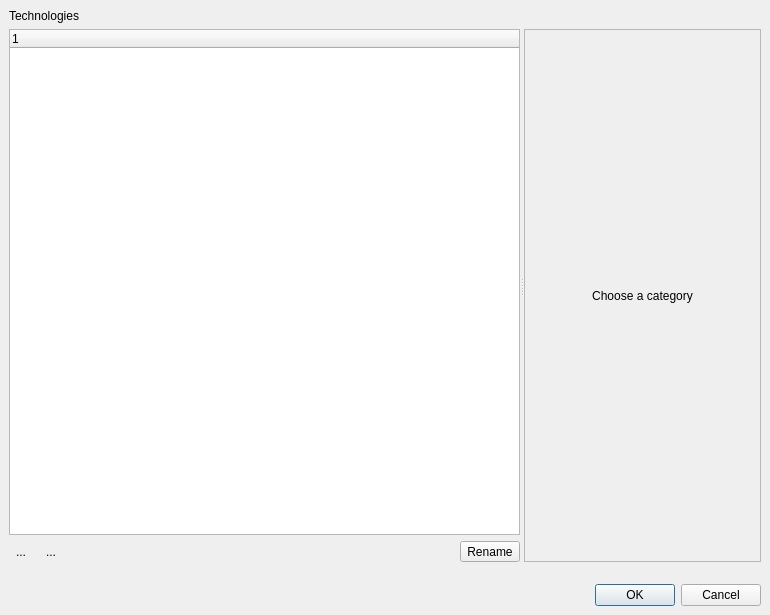
Qt form src/lay/lay/TechSetupDialog.ui (KLayout/klayout) before a commit.
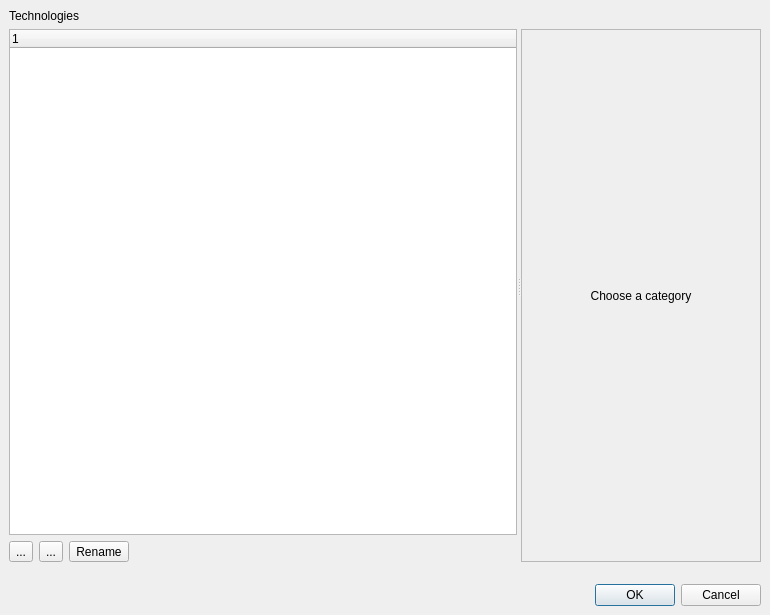
The same form after that commit. Icons and pictures are not drawn.

```diff
--- a/src/lay/lay/TechSetupDialog.ui
+++ b/src/lay/lay/TechSetupDialog.ui
@@ -116,7 +116,7 @@
               <normaloff>:/add_16px.png</normaloff>:/add_16px.png</iconset>
             </property>
             <property name="autoRaise">
-             <bool>true</bool>
+             <bool>false</bool>
             </property>
            </widget>
           </item>
@@ -130,33 +130,37 @@
               <normaloff>:/clear_16px.png</normaloff>:/clear_16px.png</iconset>
             </property>
             <property name="autoRaise">
-             <bool>true</bool>
+             <bool>false</bool>
             </property>
            </widget>
           </item>
           <item>
-           <spacer>
+           <widget class="QToolButton" name="rename_pb">
+            <property name="toolTip">
+             <string>Rename technology</string>
+            </property>
+            <property name="text">
+             <string>Rename</string>
+            </property>
+            <property name="icon">
+             <iconset resource="../../icons/icons.qrc">
+              <normaloff>:/rename_16px@2x.png</normaloff>:/rename_16px@2x.png</iconset>
+            </property>
+           </widget>
+          </item>
+          <item>
+           <spacer name="horizontalSpacer">
             <property name="orientation">
              <enum>Qt::Horizontal</enum>
             </property>
-            <property name="sizeType">
-             <enum>QSizePolicy::Expanding</enum>
-            </property>
             <property name="sizeHint" stdset="0">
              <size>
-              <width>141</width>
+              <width>40</width>
               <height>20</height>
              </size>
             </property>
            </spacer>
           </item>
-          <item>
-           <widget class="QToolButton" name="rename_pb">
-            <property name="text">
-             <string>Rename</string>
-            </property>
-           </widget>
-          </item>
          </layout>
         </widget>
        </item>
```
Left out of the diff: 6 changed lines with no effect on the pictures.
